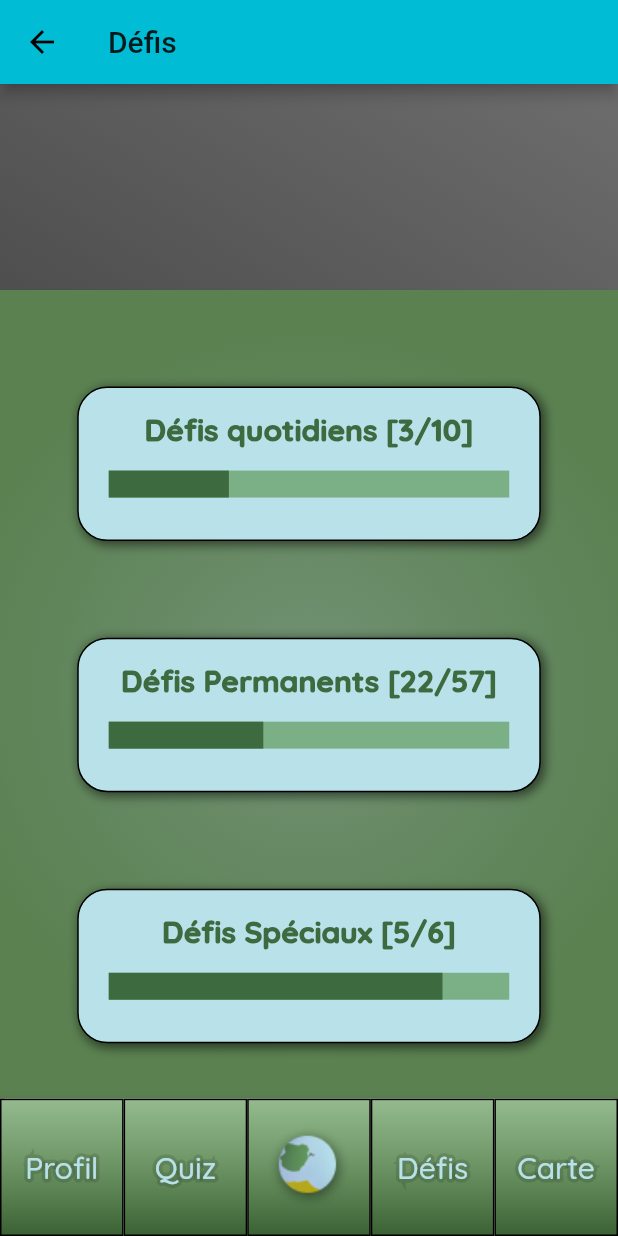
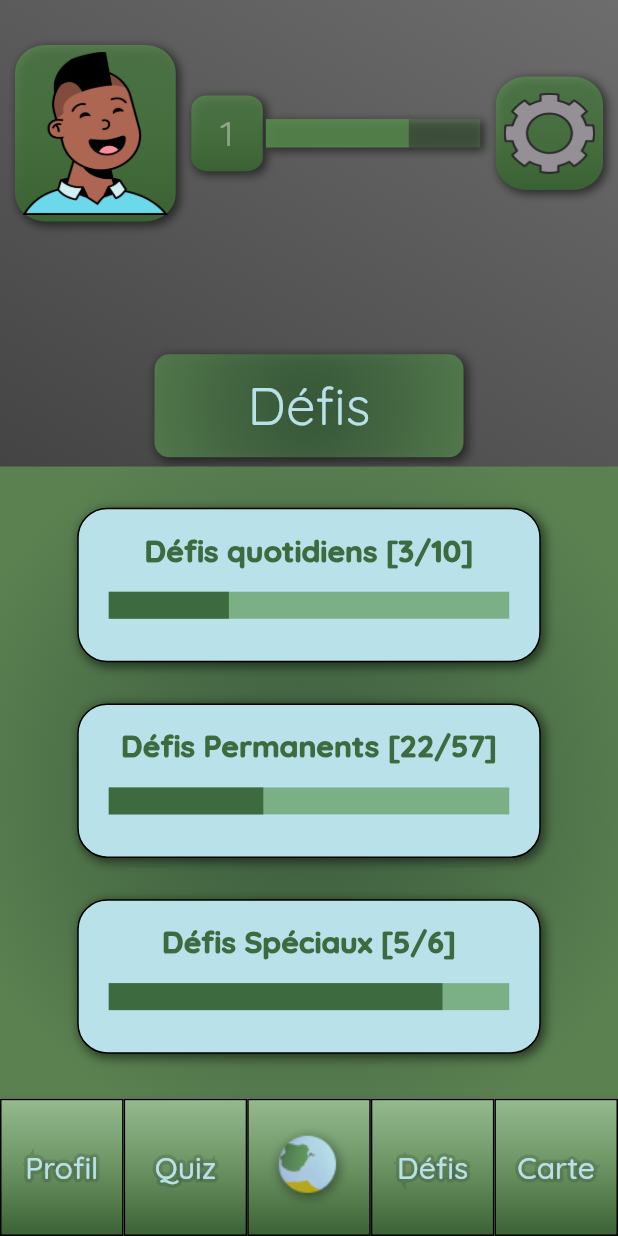
Before and after one commit to thibaultJP/save-your-planet, a Flutter app: the ScaffoldDefis screen opened by its route, on a phone screen of 412 x 824 dp. Run offline on Flutter 3.47's test engine with Material 2 defaults, Android fonts, the phone set to English and light mode, and no system bars; our stand-ins replace bottom_navy_bar, google_fonts.

Commit message:
header + suite défis

```diff
--- a/lib/pageCarte.dart
+++ b/lib/pageCarte.dart
@@ -1,5 +1,6 @@
 import 'package:flutter/material.dart';
 import 'package:save/widgets/background.dart';
+import 'package:save/widgets/headerWidget.dart';
 import 'package:save/widgets/menuWidget.dart';
 class ScaffoldCarte extends StatelessWidget {
 
@@ -13,14 +14,12 @@ class ScaffoldCarte extends StatelessWidget {
   Widget build(BuildContext context) {
 
     return new Scaffold(
-      appBar: new AppBar(
-        title: Text(title),
-      ),
-      body: Center(
 
-        child: new Container(
+      body: Container(
+
+
           decoration: decorationBackground(),
-        ),
+          child: new HeaderWidget()
       ),
       bottomNavigationBar: new MenuWidget(),
 
--- a/lib/pageDefis.dart
+++ b/lib/pageDefis.dart
@@ -2,6 +2,7 @@ import 'package:flutter/cupertino.dart';
 import 'package:flutter/material.dart';
 import 'package:google_fonts/google_fonts.dart';
 import 'package:save/widgets/background.dart';
+import 'package:save/widgets/headerWidget.dart';
 import 'package:save/widgets/menuWidget.dart';
 
 class ScaffoldDefis extends StatelessWidget {
@@ -17,19 +18,47 @@ class ScaffoldDefis extends StatelessWidget {
     final width = mediaQueryData.size.width;
     final height = mediaQueryData.size.height;
     return new Scaffold(
-      appBar: new AppBar(
-        title: Text(title),
+
+      body: Container(
+        margin: EdgeInsets.only(top: 0,bottom: 0),
+        padding: EdgeInsets.only(top: 0,bottom: 0),
+        decoration: decorationBackground(),
+
+
+
+        child:new Column(
+            mainAxisAlignment: MainAxisAlignment.spaceBetween,
+          children :[
+            HeaderWidget(),
+            Container(
+                width: width/2,
+                height: height/12,
+                margin: EdgeInsets.only(top:height/10),
+              decoration: decorationTitreDefis(),
+              child: new Center(
+                child:new Text(
+                  'Défis',
+                  textAlign: TextAlign.center,
+                  style: GoogleFonts.quicksand(
+                  textStyle: TextStyle(
+                    fontSize: 35,
+                    color: Color.fromRGBO(184, 225, 234, 1),
                     ),
-      body: Container(
-        decoration: decorationBackground(),
-        child: new Card(
-          margin: EdgeInsets.only(top: height/6),
+                  ),
+                ),
+              ),
+              ),
 
+            Container(
+            margin: EdgeInsets.only(top: 0,bottom: 0),
+            padding: EdgeInsets.all(0),
             child: new Container(
+              padding:EdgeInsets.all(0),
+              margin: EdgeInsets.all(0),
               decoration: decorationDefis(),
               child: new Center(
                 child: new Column(
-                mainAxisAlignment: MainAxisAlignment.spaceEvenly,
+
                   children: [
                     new Container(
                       margin: EdgeInsets.only(top: height/30, right: width/8, left: width/8),
@@ -122,7 +151,7 @@ class ScaffoldDefis extends StatelessWidget {
                     ),
 
                     new Container(
-                    margin: EdgeInsets.only(top: height/30, right: width/8, left: width/8),
+                      margin: EdgeInsets.only(top: height/30, right: width/8, left: width/8,bottom: 30),
                       height: height/8,
 
                       decoration: new BoxDecoration(
@@ -171,7 +200,8 @@ class ScaffoldDefis extends StatelessWidget {
 
             ),
           ),
-
+          ]
+        )
       ),
       bottomNavigationBar: new MenuWidget(),
     );
@@ -192,4 +222,21 @@ class ScaffoldDefis extends StatelessWidget {
       ),
     );
   }
+
+  BoxDecoration decorationTitreDefis() {
+    return BoxDecoration(
+      boxShadow: [BoxShadow(color:Colors.black54, blurRadius: 5.0,spreadRadius: 0.5,offset: Offset(2.0,2.0))],
+      borderRadius: new BorderRadius.all(Radius.circular(10.0)),
+      gradient: new RadialGradient(
+        radius: 2,
+
+        colors: <Color>[
+          Color.fromRGBO(62, 106, 64, 0.72),
+          Color.fromRGBO(91, 129, 81, 1),
+
+        ],
+
+      ),
+    );
   }
+}
--- a/lib/pageProfil.dart
+++ b/lib/pageProfil.dart
@@ -1,5 +1,6 @@
 import 'package:flutter/material.dart';
 import 'package:save/widgets/background.dart';
+import 'package:save/widgets/headerWidget.dart';
 import 'package:save/widgets/menuWidget.dart';
 
 class ScaffoldProfil extends StatelessWidget {
@@ -12,14 +13,12 @@ class ScaffoldProfil extends StatelessWidget {
   Widget build(BuildContext context) {
 
     return new Scaffold(
-      appBar: new AppBar(
-        title: Text(title),
-      ),
-      body: Center(
 
-        child: new Container(
+      body: Container(
+
+
           decoration: decorationBackground(),
-        ),
+          child: new HeaderWidget()
       ),
       bottomNavigationBar: new MenuWidget(),
     );
--- a/lib/pageQuiz.dart
+++ b/lib/pageQuiz.dart
@@ -1,5 +1,6 @@
 import 'package:flutter/material.dart';
 import 'package:save/widgets/background.dart';
+import 'package:save/widgets/headerWidget.dart';
 import 'package:save/widgets/menuWidget.dart';
 
 class ScaffoldQuiz extends StatelessWidget {
@@ -12,14 +13,12 @@ class ScaffoldQuiz extends StatelessWidget {
   Widget build(BuildContext context) {
 
     return new Scaffold(
-      appBar: new AppBar(
-        title: Text(title),
-      ),
-      body: Center(
 
-        child: new Container(
+      body: Container(
+
+
           decoration: decorationBackground(),
-        ),
+          child: new HeaderWidget()
       ),
       bottomNavigationBar: new MenuWidget(),
     );
--- a/lib/widgets/background.dart
+++ b/lib/widgets/background.dart
@@ -2,6 +2,7 @@ import 'package:flutter/material.dart';
 
 BoxDecoration decorationBackground(){
   return BoxDecoration(
+
     gradient: LinearGradient(
       begin: Alignment.bottomLeft,
       end: Alignment.topRight,
--- /dev/null
+++ b/lib/widgets/headerWidget.dart
@@ -0,0 +1,118 @@
+import 'package:flutter/cupertino.dart';
+import 'package:flutter/material.dart';
+import 'package:google_fonts/google_fonts.dart';
+import 'package:save/widgets/menuWidget.dart';
+
+class HeaderWidget extends StatelessWidget {
+
+  @override
+  Widget build(BuildContext context) {
+    var mediaQueryData = MediaQuery.of(context);
+
+    final width = mediaQueryData.size.width;
+    final height = mediaQueryData.size.height;
+    return new Align(
+      alignment: Alignment.topLeft,
+      child: Container(
+        width: width,
+        height: height/7,
+        margin: EdgeInsets.only(top: 30.0,left: 10,right: 10.0),
+
+        child:FittedBox(
+          fit: BoxFit.fill,
+          child: new Row(
+
+
+            children: [
+              new Container(
+                width:width/4,
+                padding: EdgeInsets.all(5.0),
+                decoration: decorationAvatar(),
+
+                child: new Image.asset('img/userLogo.png'),
+              ),
+              new Container(
+                width:width/9,
+                height: height/15,
+                padding: EdgeInsets.all(5.0),
+                margin: EdgeInsets.only(top:10,bottom: 10,left:10,right:2),
+                decoration: decorationNiveau(),
+                child: new Center(
+                  child:new Text(
+                    '1',
+                    textAlign: TextAlign.center,
+                    style: GoogleFonts.quicksand(
+                    textStyle: TextStyle(
+                      fontSize: 25,
+                      color: Colors.white38,
+                      ),
+                    ),
+                  ),
+                ),
+              ),
+              new Container(
+                margin: EdgeInsets.only(right: 10),
+                height: height/40,
+                width: width/3,
+                decoration: new BoxDecoration(boxShadow: [BoxShadow(color:Colors.black54, blurRadius: 5.0,spreadRadius: 0.5,offset: Offset(2.0,2.0))],),
+                child: new LinearProgressIndicator(
+                  value:2/3,
+                  backgroundColor: Color.fromRGBO(91, 149, 81, 0.32),
+                  valueColor: new AlwaysStoppedAnimation<Color>(Color.fromRGBO(91, 149, 81, 0.66)),
+
+                ),
+              ),
+              new Container(
+                height: height/10,
+                width:width/6,
+                padding: EdgeInsets.all(5.0),
+                decoration: decorationAvatar(),
+                child: new Image.asset('img/parametre.png'),
+
+
+
+              ),
+
+            ],
+          )
+        )
+      )
+    );
+  }
+  Color menuColor = const Color(0xFF3A6133);
+  Color menuColor2 = const Color.fromRGBO(91,149,81,0.65);
+  Color text_menu_color = const Color.fromRGBO(184,225,234,1);
+  BoxDecoration decorationAvatar() {
+    return BoxDecoration(
+
+      boxShadow: [BoxShadow(color:Colors.black54, blurRadius: 5.0,spreadRadius: 0.5,offset: Offset(2.0,2.0))],
+      borderRadius: new BorderRadius.all(Radius.circular(20.0)),
+      gradient: LinearGradient(
+        begin: Alignment.bottomCenter,
+        end: Alignment.topCenter,
+        colors: <Color>[
+          menuColor,
+          menuColor2,
+        ],
+
+      ),
+    );
+  }
+  BoxDecoration decorationNiveau() {
+    return BoxDecoration(
+
+      boxShadow: [BoxShadow(color:Colors.black54, blurRadius: 5.0,spreadRadius: 0.5,offset: Offset(2.0,2.0))],
+      borderRadius: new BorderRadius.all(Radius.circular(10.0)),
+      gradient: LinearGradient(
+        begin: Alignment.bottomCenter,
+        end: Alignment.topCenter,
+        colors: <Color>[
+          menuColor,
+          menuColor2,
+        ],
+
+      ),
+    );
+  }
+
+}
--- a/lib/widgets/home.dart
+++ b/lib/widgets/home.dart
@@ -1,6 +1,7 @@
 import 'package:flutter/material.dart';
 import 'package:google_fonts/google_fonts.dart';
 import 'package:save/pageProfil.dart';
+import 'package:save/widgets/headerWidget.dart';
 import 'package:save/widgets/menuWidget.dart';
 import 'my-app.dart';
 import 'package:save/widgets/background.dart';
@@ -23,15 +24,14 @@ class _MyHomePageState extends State<MyHomePage> {
     final width = mediaQueryData.size.width;
     final height = mediaQueryData.size.height;
     return Scaffold(
-      appBar: AppBar(
-        title: Text(widget.title),
-      ),
-      body: Center(
 
-        child: new Container(
+      body: Container(
+
+
           decoration: decorationBackground(),
+          child: new HeaderWidget()
         ),
-      ),
+
       bottomNavigationBar: new MenuWidget(),
     );
   }
--- a/lib/widgets/my-app.dart
+++ b/lib/widgets/my-app.dart
@@ -16,7 +16,7 @@ class MyApp extends StatelessWidget {
         visualDensity: VisualDensity.adaptivePlatformDensity,
       ),
       debugShowCheckedModeBanner: false,
-      home: MyHomePage(title: 'Flutter Demo Home Page'),
+      home: MyHomePage(title: 'My planet'),
       routes: {
         '/pageQuiz': (context) => ScaffoldQuiz('Quiz'),
         '/pageProfil': (context) => ScaffoldProfil('Profil'),
--- a/pubspec.yaml
+++ b/pubspec.yaml
@@ -49,6 +49,8 @@ flutter:
   # To add assets to your application, add an assets section, like this:
   assets:
     - img/planete_menu.png
+    - img/userLogo.png
+    - img/parametre.png
   #   - images/a_dot_burr.jpeg
   #   - images/a_dot_ham.jpeg
 
```
Also changed, not shown: img/parametre.png (added), img/userLogo.png (added). Lines whose indentation alone changed are shown as unchanged.
